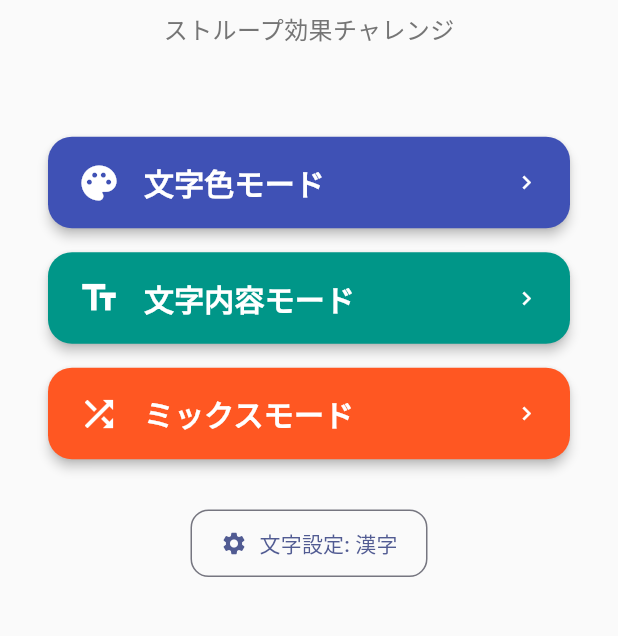
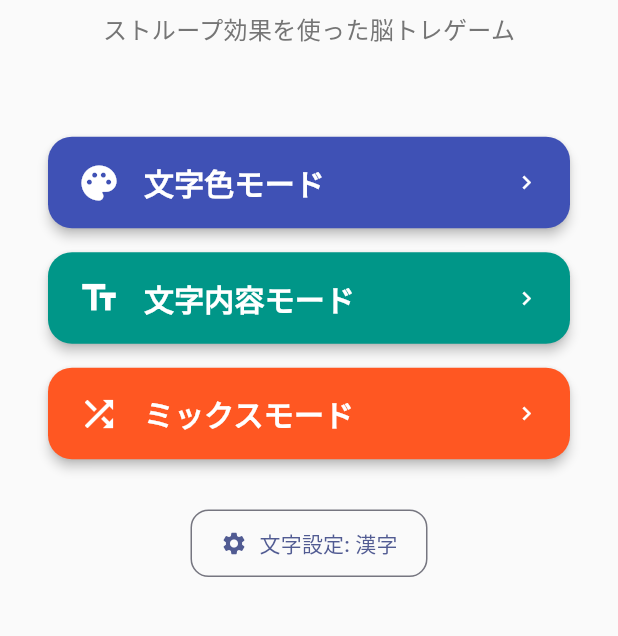
Before and after one commit to takashi145/color-game, a Flutter app: the screen it shows after launch, on a phone screen of 412 x 824 dp, the part 371-1007 px from its top. Run offline on Flutter 3.47's test engine with Material 3 defaults, Android fonts, the phone set to English and light mode, and no system bars; our stand-ins replace confetti, shared_preferences.

Commit message:
ホーム画面の文修正

```diff
--- a/lib/screens/home_screen.dart
+++ b/lib/screens/home_screen.dart
@@ -31,7 +31,7 @@ class HomeScreen extends StatelessWidget {
                 ),
                 const SizedBox(height: 8),
                 Text(
-                  'ストループ効果チャレンジ',
+                  'ストループ効果を使った脳トレゲーム',
                   style: TextStyle(fontSize: 16, color: Colors.grey[600]),
                 ),
                 const SizedBox(height: 60),
```
